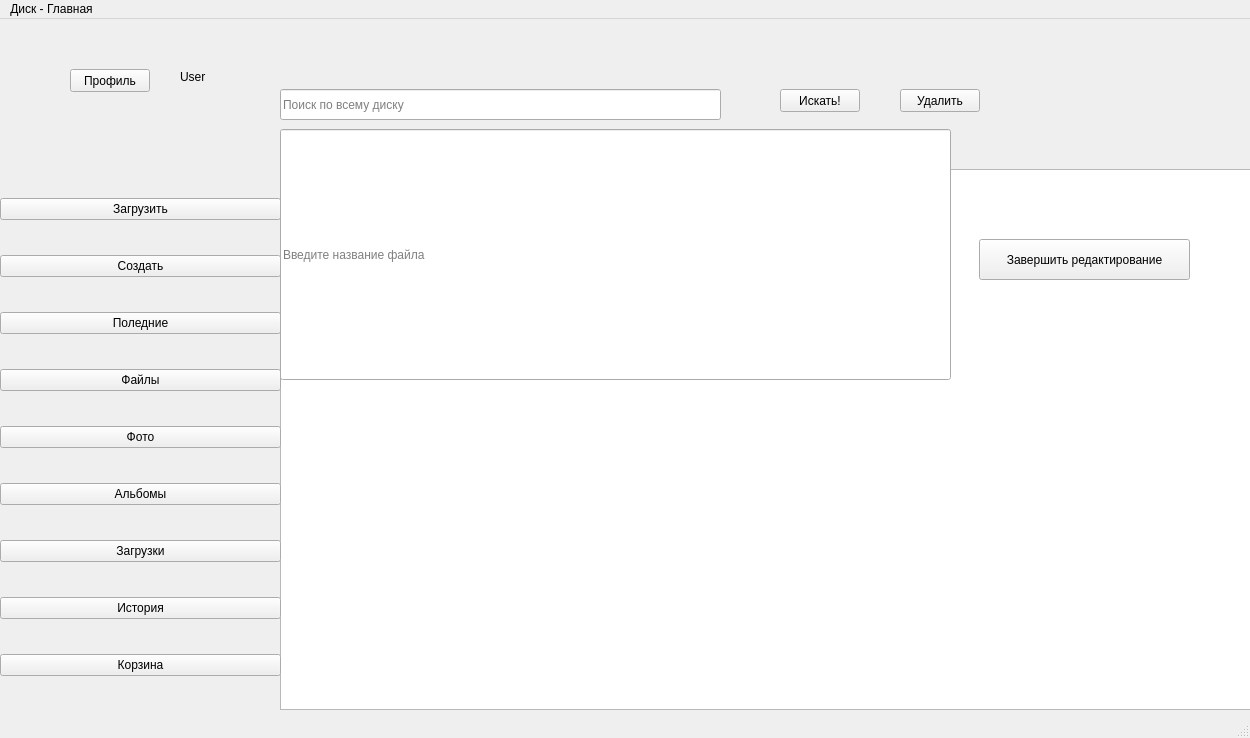
Old version of the form yadisk-client/mainwindow.ui in the repository dolphinBinary/yadisk_client.
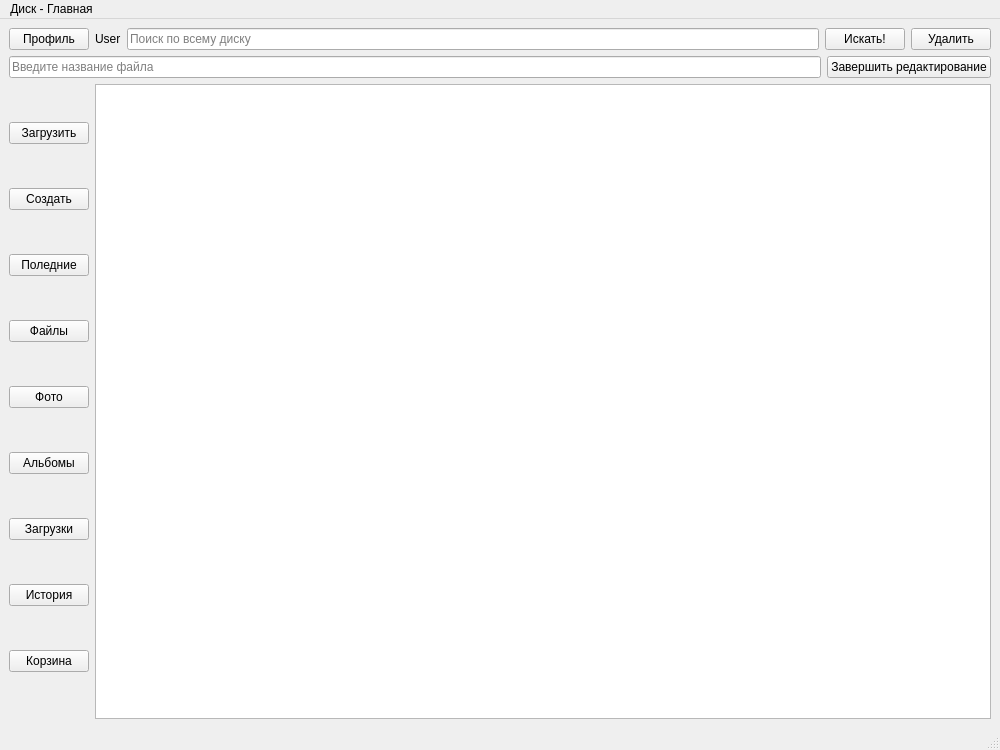
New version of the form.

Commit message:
feat YAC-4
* Добавил компановку макета, вместо абсолютного расположения

What changed in the file:
```diff
--- a/yadisk-client/mainwindow.ui
+++ b/yadisk-client/mainwindow.ui
@@ -6,146 +6,79 @@
    <rect>
     <x>0</x>
     <y>0</y>
-    <width>1250</width>
-    <height>738</height>
+    <width>1000</width>
+    <height>750</height>
    </rect>
   </property>
+  <property name="sizePolicy">
+   <sizepolicy hsizetype="Minimum" vsizetype="Minimum">
+    <horstretch>0</horstretch>
+    <verstretch>0</verstretch>
+   </sizepolicy>
+  </property>
+  <property name="minimumSize">
+   <size>
+    <width>500</width>
+    <height>375</height>
+   </size>
+  </property>
   <property name="windowTitle">
    <string>MainWindow</string>
   </property>
   <widget class="QWidget" name="centralwidget">
-   <widget class="QWidget" name="gridLayoutWidget">
-    <property name="geometry">
-     <rect>
-      <x>280</x>
-      <y>150</y>
-      <width>971</width>
-      <height>541</height>
-     </rect>
-    </property>
-    <layout class="QGridLayout" name="FoldersLayout">
-     <item row="0" column="0">
-      <widget class="QListWidget" name="foldersListWidget">
-       <property name="selectionMode">
-        <enum>QAbstractItemView::MultiSelection</enum>
-       </property>
-      </widget>
-     </item>
-    </layout>
-   </widget>
-   <widget class="QWidget" name="gridLayoutWidget_2">
-    <property name="geometry">
-     <rect>
-      <x>0</x>
-      <y>150</y>
-      <width>281</width>
-      <height>541</height>
-     </rect>
-    </property>
-    <layout class="QGridLayout" name="ActionsLayout">
-     <item row="2" column="0">
-      <widget class="QPushButton" name="latest">
+   <layout class="QVBoxLayout" name="verticalLayout_2">
+    <item>
+     <layout class="QHBoxLayout" name="toolsLayout">
+      <item>
+       <widget class="QPushButton" name="profile">
        <property name="text">
-        <string>Поледние</string>
+         <string>Профиль</string>
        </property>
       </widget>
      </item>
-     <item row="7" column="0">
-      <widget class="QPushButton" name="history">
+      <item>
+       <widget class="QLabel" name="userName">
        <property name="text">
-        <string>История</string>
+         <string>User</string>
        </property>
       </widget>
      </item>
-     <item row="4" column="0">
-      <widget class="QPushButton" name="photo">
-       <property name="text">
-        <string>Фото</string>
-       </property>
-      </widget>
-     </item>
-     <item row="8" column="0">
-      <widget class="QPushButton" name="trash">
-       <property name="text">
-        <string>Корзина</string>
-       </property>
-      </widget>
-     </item>
-     <item row="5" column="0">
-      <widget class="QPushButton" name="albums">
-       <property name="text">
-        <string>Альбомы</string>
-       </property>
-      </widget>
-     </item>
-     <item row="0" column="0">
-      <widget class="QPushButton" name="upload">
-       <property name="text">
-        <string>Загрузить</string>
-       </property>
-      </widget>
-     </item>
-     <item row="3" column="0">
-      <widget class="QPushButton" name="files">
-       <property name="text">
-        <string>Файлы</string>
-       </property>
-      </widget>
-     </item>
-     <item row="6" column="0">
-      <widget class="QPushButton" name="downloads">
-       <property name="text">
-        <string>Загрузки</string>
-       </property>
-      </widget>
-     </item>
-     <item row="1" column="0">
-      <widget class="QPushButton" name="create">
-       <property name="text">
-        <string>Создать</string>
-       </property>
-      </widget>
-     </item>
-    </layout>
-   </widget>
-   <widget class="QPushButton" name="startSearch">
-    <property name="geometry">
-     <rect>
-      <x>780</x>
-      <y>70</y>
-      <width>80</width>
-      <height>23</height>
-     </rect>
-    </property>
-    <property name="text">
-     <string>Искать!</string>
-    </property>
-   </widget>
+      <item>
    <widget class="QLineEdit" name="search">
-    <property name="geometry">
-     <rect>
-      <x>280</x>
-      <y>70</y>
-      <width>441</width>
-      <height>31</height>
-     </rect>
+        <property name="sizePolicy">
+         <sizepolicy hsizetype="Expanding" vsizetype="Fixed">
+          <horstretch>0</horstretch>
+          <verstretch>0</verstretch>
+         </sizepolicy>
     </property>
     <property name="placeholderText">
      <string>Поиск по всему диску</string>
     </property>
    </widget>
+      </item>
+      <item>
+       <widget class="QPushButton" name="startSearch">
+        <property name="text">
+         <string>Искать!</string>
+        </property>
+       </widget>
+      </item>
+      <item>
+       <widget class="QPushButton" name="deleteElement">
+        <property name="text">
+         <string>Удалить</string>
+        </property>
+       </widget>
+      </item>
+     </layout>
+    </item>
+    <item>
+     <layout class="QHBoxLayout" name="editLayout">
+      <item>
    <widget class="QLineEdit" name="addNew">
     <property name="enabled">
      <bool>true</bool>
     </property>
-    <property name="geometry">
-     <rect>
-      <x>280</x>
-      <y>110</y>
-      <width>671</width>
-      <height>251</height>
-     </rect>
-    </property>
     <property name="dragEnabled">
      <bool>true</bool>
     </property>
@@ -153,65 +86,160 @@
      <string>Введите название файла</string>
     </property>
    </widget>
+      </item>
+      <item>
    <widget class="QPushButton" name="endEdit">
-    <property name="geometry">
-     <rect>
-      <x>979</x>
-      <y>220</y>
-      <width>211</width>
-      <height>41</height>
-     </rect>
-    </property>
     <property name="text">
      <string>Завершить редактирование</string>
     </property>
    </widget>
-   <widget class="QPushButton" name="deleteElement">
-    <property name="geometry">
-     <rect>
-      <x>900</x>
-      <y>70</y>
-      <width>80</width>
-      <height>23</height>
-     </rect>
+      </item>
+     </layout>
+    </item>
+    <item>
+     <layout class="QHBoxLayout" name="mainLayout">
+      <item>
+       <layout class="QGridLayout" name="listLayout">
+        <item row="0" column="0">
+         <layout class="QVBoxLayout" name="buttonsLayout">
+          <item>
+           <widget class="QPushButton" name="upload">
+            <property name="sizePolicy">
+             <sizepolicy hsizetype="Minimum" vsizetype="Fixed">
+              <horstretch>0</horstretch>
+              <verstretch>0</verstretch>
+             </sizepolicy>
     </property>
     <property name="text">
-     <string>Удалить</string>
-    </property>
-   </widget>
-   <widget class="QPushButton" name="profile">
-    <property name="geometry">
-     <rect>
-      <x>70</x>
-      <y>50</y>
-      <width>80</width>
-      <height>23</height>
-     </rect>
+             <string>Загрузить</string>
+            </property>
+           </widget>
+          </item>
+          <item>
+           <widget class="QPushButton" name="create">
+            <property name="sizePolicy">
+             <sizepolicy hsizetype="Minimum" vsizetype="Fixed">
+              <horstretch>0</horstretch>
+              <verstretch>0</verstretch>
+             </sizepolicy>
     </property>
     <property name="text">
-     <string>Профиль</string>
-    </property>
-   </widget>
-   <widget class="QLabel" name="userName">
-    <property name="geometry">
-     <rect>
-      <x>180</x>
-      <y>50</y>
-      <width>57</width>
-      <height>15</height>
-     </rect>
+             <string>Создать</string>
+            </property>
+           </widget>
+          </item>
+          <item>
+           <widget class="QPushButton" name="latest">
+            <property name="sizePolicy">
+             <sizepolicy hsizetype="Minimum" vsizetype="Fixed">
+              <horstretch>0</horstretch>
+              <verstretch>0</verstretch>
+             </sizepolicy>
     </property>
     <property name="text">
-     <string>User</string>
-    </property>
-   </widget>
+             <string>Поледние</string>
+            </property>
+           </widget>
+          </item>
+          <item>
+           <widget class="QPushButton" name="files">
+            <property name="sizePolicy">
+             <sizepolicy hsizetype="Minimum" vsizetype="Fixed">
+              <horstretch>0</horstretch>
+              <verstretch>0</verstretch>
+             </sizepolicy>
+            </property>
+            <property name="text">
+             <string>Файлы</string>
+            </property>
+           </widget>
+          </item>
+          <item>
+           <widget class="QPushButton" name="photo">
+            <property name="sizePolicy">
+             <sizepolicy hsizetype="Minimum" vsizetype="Fixed">
+              <horstretch>0</horstretch>
+              <verstretch>0</verstretch>
+             </sizepolicy>
+            </property>
+            <property name="text">
+             <string>Фото</string>
+            </property>
+           </widget>
+          </item>
+          <item>
+           <widget class="QPushButton" name="albums">
+            <property name="sizePolicy">
+             <sizepolicy hsizetype="Minimum" vsizetype="Fixed">
+              <horstretch>0</horstretch>
+              <verstretch>0</verstretch>
+             </sizepolicy>
+            </property>
+            <property name="text">
+             <string>Альбомы</string>
+            </property>
+           </widget>
+          </item>
+          <item>
+           <widget class="QPushButton" name="downloads">
+            <property name="sizePolicy">
+             <sizepolicy hsizetype="Minimum" vsizetype="Fixed">
+              <horstretch>0</horstretch>
+              <verstretch>0</verstretch>
+             </sizepolicy>
+            </property>
+            <property name="text">
+             <string>Загрузки</string>
+            </property>
+           </widget>
+          </item>
+          <item>
+           <widget class="QPushButton" name="history">
+            <property name="sizePolicy">
+             <sizepolicy hsizetype="Minimum" vsizetype="Fixed">
+              <horstretch>0</horstretch>
+              <verstretch>0</verstretch>
+             </sizepolicy>
+            </property>
+            <property name="text">
+             <string>История</string>
+            </property>
+           </widget>
+          </item>
+          <item>
+           <widget class="QPushButton" name="trash">
+            <property name="sizePolicy">
+             <sizepolicy hsizetype="Minimum" vsizetype="Fixed">
+              <horstretch>0</horstretch>
+              <verstretch>0</verstretch>
+             </sizepolicy>
+            </property>
+            <property name="text">
+             <string>Корзина</string>
+            </property>
+           </widget>
+          </item>
+         </layout>
+        </item>
+        <item row="0" column="1">
+         <widget class="QListWidget" name="foldersListWidget">
+          <property name="selectionMode">
+           <enum>QAbstractItemView::MultiSelection</enum>
+          </property>
+         </widget>
+        </item>
+       </layout>
+      </item>
+     </layout>
+    </item>
+   </layout>
   </widget>
   <widget class="QMenuBar" name="menubar">
    <property name="geometry">
     <rect>
      <x>0</x>
      <y>0</y>
-     <width>1250</width>
+     <width>1000</width>
      <height>20</height>
     </rect>
    </property>
```
Lines whose indentation alone changed are shown as unchanged.
